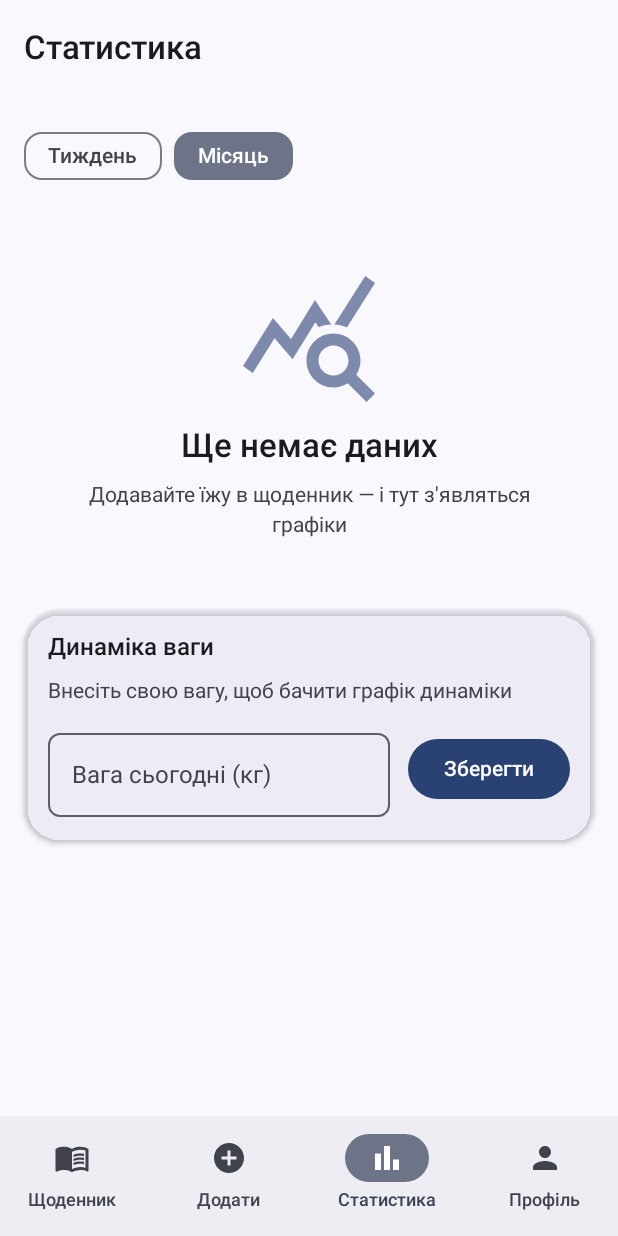
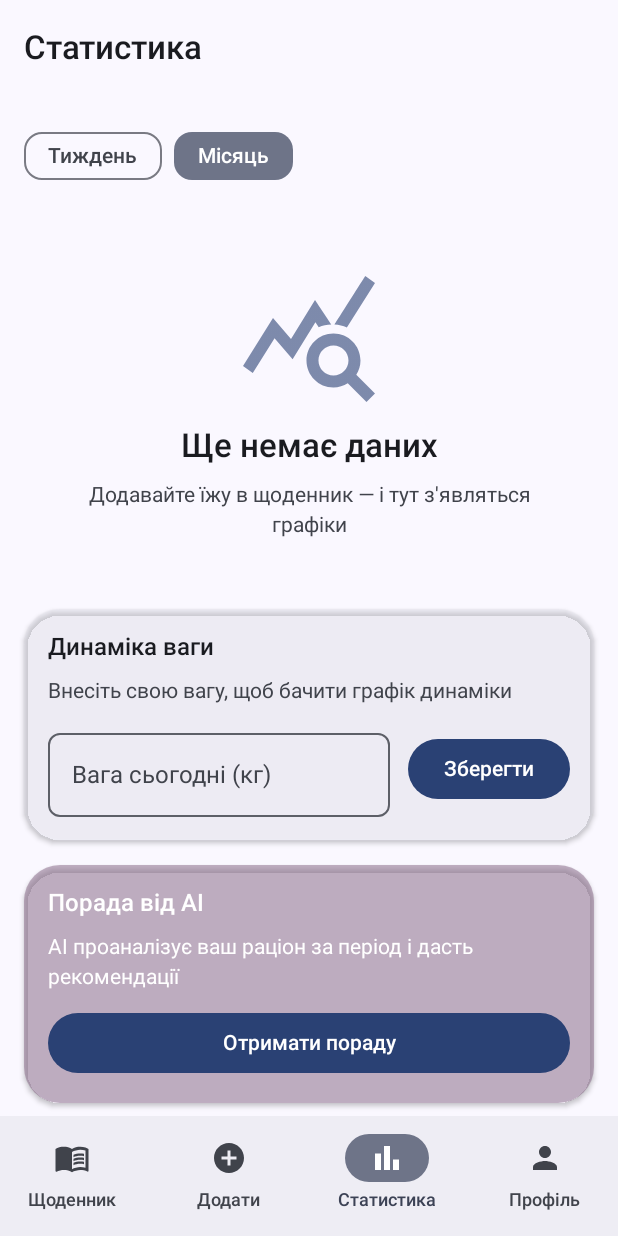
Before and after one commit to Rolando667/hardwork, an Android app built with Jetpack Compose: the StatsScreen screen opened through its navigation route, after a tap on "Місяць", on a phone screen of 412 x 824 dp. Run offline under Robolectric (Android 15) with nearby library versions, the phone set to English and light mode, and no system bars; our stand-ins replace Dagger/Hilt's generated code, Room's generated code.

Commit message:
Add AI diet advice on the Stats screen
New AdviceRepository calls Anthropic with a plain-text nutritionist prompt and
returns advice (no JSON). StatsViewModel builds a summary from the selected
range (avg kcal, avg macros, target, weight trend) and exposes adviceState
(Idle/Loading/Success/Error). Stats screen gains an 'Порада від AI' card with a
generate/refresh button, spinner, result text and error+retry.

```diff
--- a/app/src/main/java/com/calorieai/app/ui/stats/StatsScreen.kt
+++ b/app/src/main/java/com/calorieai/app/ui/stats/StatsScreen.kt
@@ -6,6 +6,7 @@ import androidx.compose.foundation.layout.Row
 import androidx.compose.foundation.layout.fillMaxSize
 import androidx.compose.foundation.layout.fillMaxWidth
 import androidx.compose.foundation.layout.padding
+import androidx.compose.foundation.layout.size
 import androidx.compose.foundation.rememberScrollState
 import androidx.compose.foundation.text.KeyboardOptions
 import androidx.compose.foundation.verticalScroll
@@ -14,9 +15,11 @@ import androidx.compose.material.icons.filled.QueryStats
 import androidx.compose.material3.Button
 import androidx.compose.material3.Card
 import androidx.compose.material3.CardDefaults
+import androidx.compose.material3.CircularProgressIndicator
 import androidx.compose.material3.ExperimentalMaterial3Api
 import androidx.compose.material3.FilterChip
 import androidx.compose.material3.MaterialTheme
+import androidx.compose.material3.OutlinedButton
 import androidx.compose.material3.OutlinedTextField
 import androidx.compose.material3.Scaffold
 import androidx.compose.material3.Text
@@ -48,6 +51,7 @@ fun StatsScreen(
     viewModel: StatsViewModel = hiltViewModel()
 ) {
     val state by viewModel.uiState.collectAsStateWithLifecycle()
+    val advice by viewModel.adviceState.collectAsStateWithLifecycle()
 
     Scaffold(
         topBar = { TopAppBar(title = { Text(stringResource(R.string.stats_title)) }) }
@@ -126,6 +130,85 @@ fun StatsScreen(
 
             // Динаміка ваги — показуємо завжди.
             WeightSection(state = state, onAddWeight = viewModel::addWeight)
+
+            // AI-поради по раціону.
+            AdviceSection(advice = advice, onGenerate = viewModel::generateAdvice)
+        }
+    }
+}
+
+@Composable
+private fun AdviceSection(
+    advice: AdviceState,
+    onGenerate: () -> Unit
+) {
+    Card(
+        modifier = Modifier.fillMaxWidth(),
+        shape = MaterialTheme.shapes.large,
+        colors = CardDefaults.cardColors(
+            containerColor = MaterialTheme.colorScheme.tertiaryContainer.copy(alpha = 0.5f)
+        ),
+        elevation = CardDefaults.cardElevation(defaultElevation = 2.dp)
+    ) {
+        Column(
+            modifier = Modifier.padding(16.dp),
+            verticalArrangement = Arrangement.spacedBy(12.dp)
+        ) {
+            Text(
+                text = stringResource(R.string.stats_advice_title),
+                style = MaterialTheme.typography.titleMedium,
+                color = MaterialTheme.colorScheme.onTertiaryContainer
+            )
+
+            when (val a = advice) {
+                AdviceState.Idle -> {
+                    Text(
+                        text = stringResource(R.string.stats_advice_subtitle),
+                        style = MaterialTheme.typography.bodyMedium,
+                        color = MaterialTheme.colorScheme.onTertiaryContainer
+                    )
+                    Button(onClick = onGenerate, modifier = Modifier.fillMaxWidth()) {
+                        Text(stringResource(R.string.stats_advice_button))
+                    }
+                }
+
+                AdviceState.Loading -> {
+                    Row(
+                        verticalAlignment = Alignment.CenterVertically,
+                        horizontalArrangement = Arrangement.spacedBy(12.dp)
+                    ) {
+                        CircularProgressIndicator(modifier = Modifier.size(20.dp))
+                        Text(
+                            text = stringResource(R.string.stats_advice_loading),
+                            style = MaterialTheme.typography.bodyMedium,
+                            color = MaterialTheme.colorScheme.onTertiaryContainer
+                        )
+                    }
+                }
+
+                is AdviceState.Success -> {
+                    Text(
+                        text = a.text,
+                        style = MaterialTheme.typography.bodyMedium,
+                        color = MaterialTheme.colorScheme.onTertiaryContainer
+                    )
+                    OutlinedButton(onClick = onGenerate, modifier = Modifier.fillMaxWidth()) {
+                        Text(stringResource(R.string.stats_advice_refresh))
+                    }
+                }
+
+                is AdviceState.Error -> {
+                    val message = a.errorMessage ?: stringResource(a.errorRes)
+                    Text(
+                        text = message,
+                        style = MaterialTheme.typography.bodyMedium,
+                        color = MaterialTheme.colorScheme.error
+                    )
+                    Button(onClick = onGenerate, modifier = Modifier.fillMaxWidth()) {
+                        Text(stringResource(R.string.retry))
+                    }
+                }
+            }
         }
     }
 }
--- a/app/src/main/res/values/strings.xml
+++ b/app/src/main/res/values/strings.xml
@@ -115,6 +115,11 @@
     <string name="stats_weight_empty">Внесіть свою вагу, щоб бачити графік динаміки</string>
     <string name="stats_weight_input">Вага сьогодні (кг)</string>
     <string name="stats_weight_save">Зберегти</string>
+    <string name="stats_advice_title">Порада від AI</string>
+    <string name="stats_advice_subtitle">AI проаналізує ваш раціон за період і дасть рекомендації</string>
+    <string name="stats_advice_button">Отримати пораду</string>
+    <string name="stats_advice_refresh">Оновити пораду</string>
+    <string name="stats_advice_loading">AI аналізує ваш раціон…</string>
 
     <!-- API-ключ -->
     <string name="profile_api_section">AI-аналіз (Anthropic)</string>
```
Also changed, not shown: app/src/main/java/com/calorieai/app/data/remote/Prompts.kt (+7 -0 lines), app/src/main/java/com/calorieai/app/data/repository/AdviceRepository.kt (added, +61 -0 lines), app/src/main/java/com/calorieai/app/ui/stats/StatsViewModel.kt (+61 -1 lines), 1 other file.
